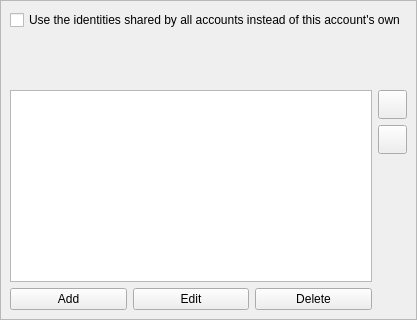
Above: src/Gui/SettingsIdentitiesPage.ui from mikepadiernos/plasma-impresario before the change. Below: the same form after it.
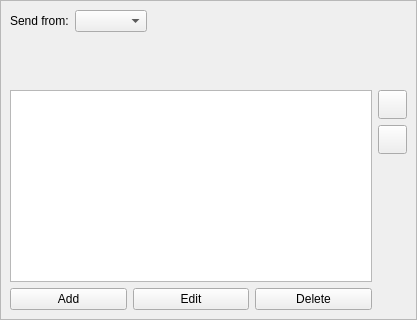
That is the form after the change.

Commit message:
feat(identities): let an account send without an identity
Accounts keep their own identities by default. The Identities tab now offers a Send from choice of the account's own identities, the shared identities, or no identity. With no identity the composer starts with an empty From address and adds no signature; the account's own identities are kept for later. Refs #78.

The edit to the form file:
```diff
--- a/src/Gui/SettingsIdentitiesPage.ui
+++ b/src/Gui/SettingsIdentitiesPage.ui
@@ -22,11 +22,34 @@
   <widget class="QWidget" name="scrollAreaWidgetContents">
    <layout class="QGridLayout" name="gridLayout">
     <item row="0" column="0" colspan="2">
-     <widget class="QCheckBox" name="sharedIdentitiesCheckbox">
-      <property name="text">
-       <string>Use the identities shared by all accounts instead of this account's own</string>
-      </property>
-     </widget>
+     <layout class="QHBoxLayout" name="identitySourceLayout">
+      <item>
+       <widget class="QLabel" name="identitySourceLabel">
+        <property name="text">
+         <string>Send from:</string>
+        </property>
+        <property name="buddy">
+         <cstring>identitySourceCombo</cstring>
+        </property>
+       </widget>
+      </item>
+      <item>
+       <widget class="QComboBox" name="identitySourceCombo"/>
+      </item>
+      <item>
+       <spacer name="identitySourceSpacer">
+        <property name="orientation">
+         <enum>Qt::Orientation::Horizontal</enum>
+        </property>
+        <property name="sizeHint" stdset="0">
+         <size>
+          <width>0</width>
+          <height>0</height>
+         </size>
+        </property>
+       </spacer>
+      </item>
+     </layout>
     </item>
     <item row="1" column="0" colspan="2">
      <widget class="QLabel" name="scopeLabel">
```
The commit also changes 12 other files.
